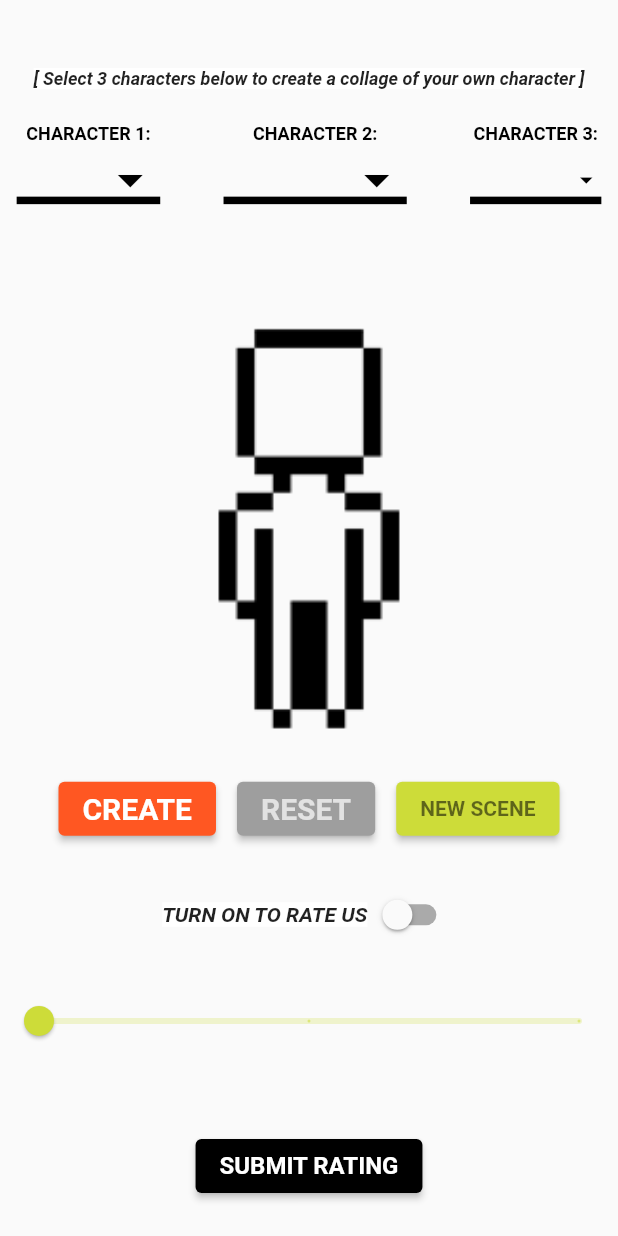
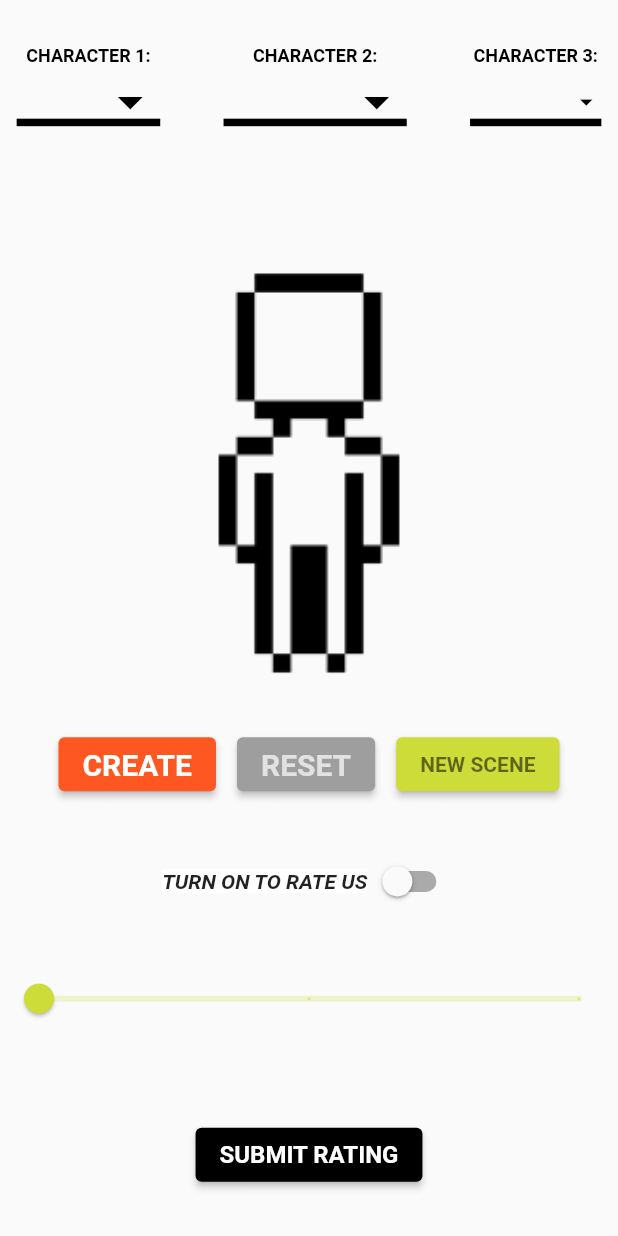
Before and after one commit to eriksoriano/memegenerator, a Flutter app: the screen it shows after launch, on a phone screen of 412 x 824 dp. Run offline on Flutter 3.47's test engine with Material 2 defaults, Android fonts, the phone set to English and light mode, and no system bars.

Commit message:
removed opening text at top

```diff
--- a/lib/main.dart
+++ b/lib/main.dart
@@ -372,17 +372,17 @@
         child: Column(
           mainAxisAlignment: MainAxisAlignment.spaceEvenly,
           children: <Widget>[
-            const SizedBox(width: 20),
-            Text(
-              "[ Select 3 characters below to create a collage of your own character ]",
-              style: TextStyle(
-                backgroundColor: Colors.white,
-                fontWeight: FontWeight.bold,
-                fontSize: 12,
-                fontStyle: FontStyle.italic,
-              ),
-              textAlign: TextAlign.center,
-            ),
+            // const SizedBox(width: 20),
+            // Text(
+            //   "[ Select 3 characters below to create a collage of your own character ]",
+            //   style: TextStyle(
+            //     backgroundColor: Colors.white,
+            //     fontWeight: FontWeight.bold,
+            //     fontSize: 12,
+            //     fontStyle: FontStyle.italic,
+            //   ),
+            //   textAlign: TextAlign.center,
+            // ),
             // const SizedBox(width: 20),
             Row(
               // row contains 3 columns
```
